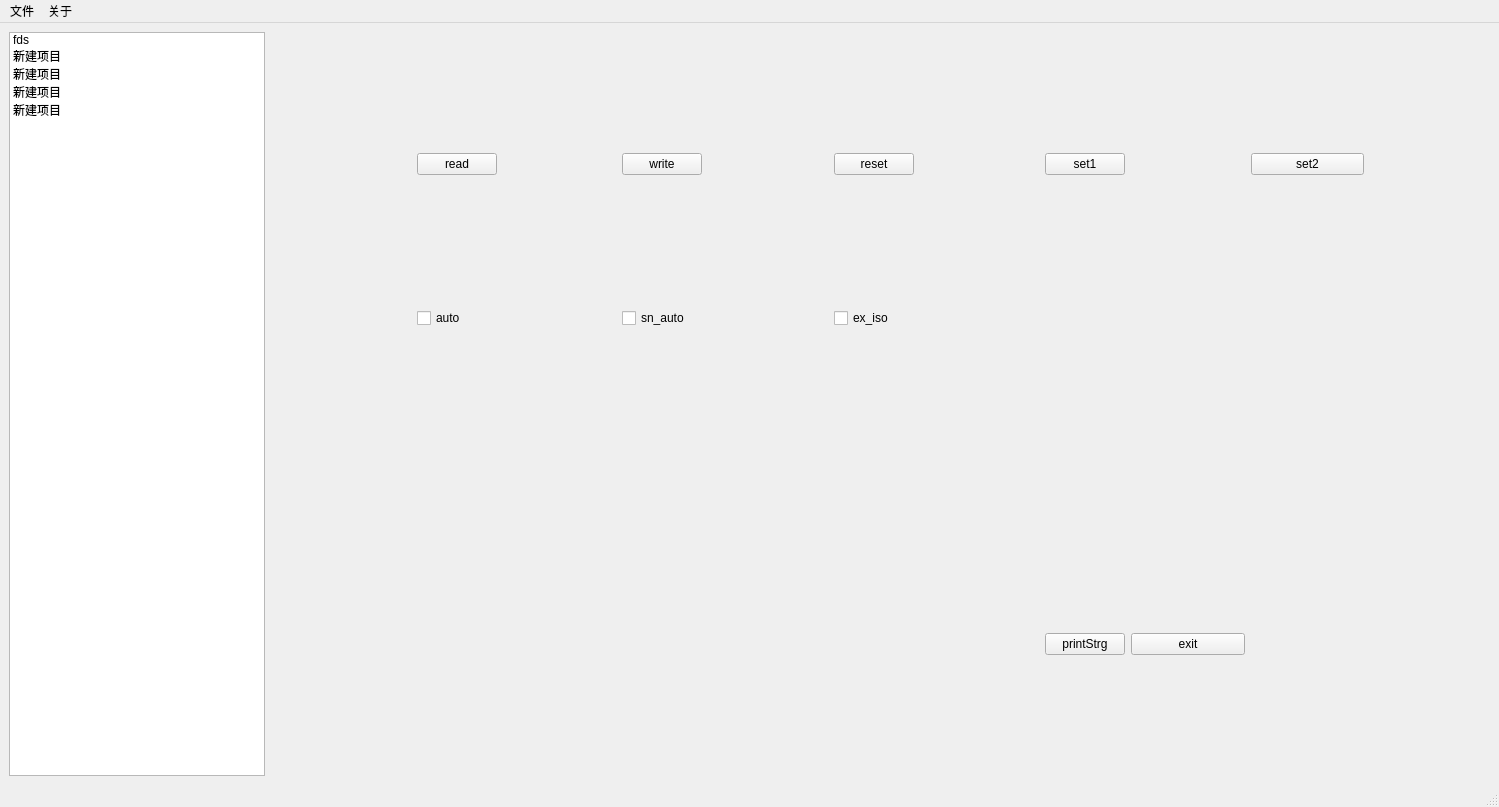
This is poPar/poPar/mainwindow.ui in sufksi/study as Qt 5 draws it before an edit. The edited form follows.
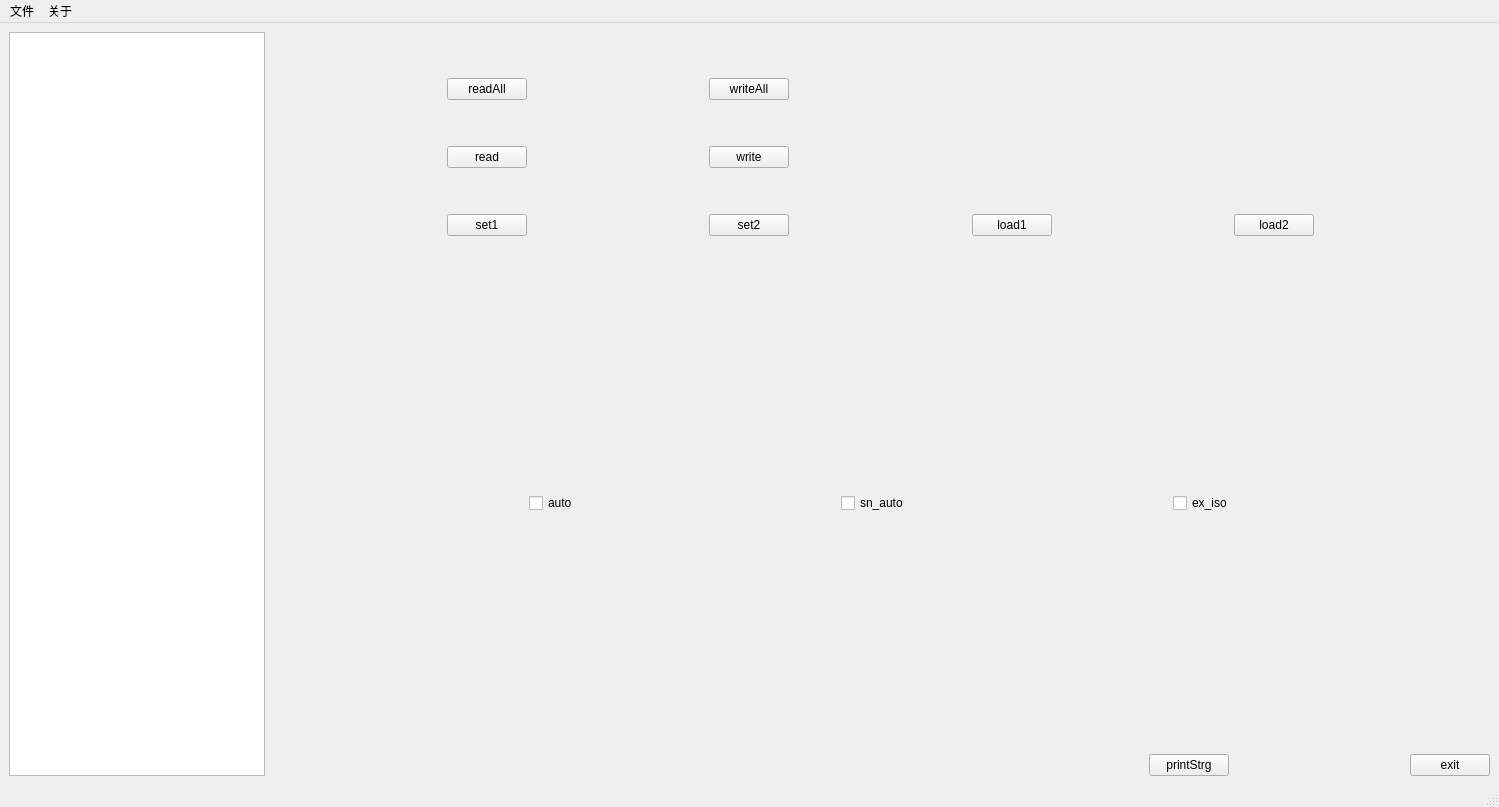
This is the edited form. Custom widgets are drawn as their Qt base class.

```diff
--- a/poPar/poPar/mainwindow.ui
+++ b/poPar/poPar/mainwindow.ui
@@ -20,9 +20,11 @@
    <string>MainWindow</string>
   </property>
   <widget class="QWidget" name="centralwidget">
+   <layout class="QGridLayout" name="gridLayout_2">
+    <item row="1" column="1" colspan="9">
    <layout class="QGridLayout" name="gridLayout">
-    <item row="1" column="10">
-     <spacer name="horizontalSpacer_4">
+      <item row="5" column="8">
+       <spacer name="horizontalSpacer_11">
       <property name="orientation">
        <enum>Qt::Horizontal</enum>
       </property>
@@ -34,33 +36,7 @@
       </property>
      </spacer>
     </item>
-    <item row="0" column="11">
-     <spacer name="verticalSpacer_12">
-      <property name="orientation">
-       <enum>Qt::Vertical</enum>
-      </property>
-      <property name="sizeHint" stdset="0">
-       <size>
-        <width>20</width>
-        <height>40</height>
-       </size>
-      </property>
-     </spacer>
-    </item>
-    <item row="3" column="11">
-     <spacer name="verticalSpacer_7">
-      <property name="orientation">
-       <enum>Qt::Vertical</enum>
-      </property>
-      <property name="sizeHint" stdset="0">
-       <size>
-        <width>20</width>
-        <height>40</height>
-       </size>
-      </property>
-     </spacer>
-    </item>
-    <item row="1" column="12">
+      <item row="3" column="4">
      <spacer name="horizontalSpacer_5">
       <property name="orientation">
        <enum>Qt::Horizontal</enum>
@@ -73,49 +49,8 @@
       </property>
      </spacer>
     </item>
-    <item row="0" column="0" rowspan="12">
-     <widget class="QListWidget" name="listWidget">
-      <property name="sizePolicy">
-       <sizepolicy hsizetype="Maximum" vsizetype="Expanding">
-        <horstretch>0</horstretch>
-        <verstretch>0</verstretch>
-       </sizepolicy>
-      </property>
-      <property name="minimumSize">
-       <size>
-        <width>256</width>
-        <height>0</height>
-       </size>
-      </property>
-      <item>
-       <property name="text">
-        <string>fds</string>
-       </property>
-      </item>
-      <item>
-       <property name="text">
-        <string>新建项目</string>
-       </property>
-      </item>
-      <item>
-       <property name="text">
-        <string>新建项目</string>
-       </property>
-      </item>
-      <item>
-       <property name="text">
-        <string>新建项目</string>
-       </property>
-      </item>
-      <item>
-       <property name="text">
-        <string>新建项目</string>
-       </property>
-      </item>
-     </widget>
-    </item>
-    <item row="5" column="2">
-     <spacer name="verticalSpacer_16">
+      <item row="0" column="5">
+       <spacer name="verticalSpacer_6">
       <property name="orientation">
        <enum>Qt::Vertical</enum>
       </property>
@@ -127,102 +62,42 @@
       </property>
      </spacer>
     </item>
-    <item row="1" column="3">
-     <widget class="QPushButton" name="pushButton">
-      <property name="text">
-       <string>read</string>
-      </property>
-     </widget>
-    </item>
-    <item row="10" column="12">
-     <widget class="QPushButton" name="qPBExit">
-      <property name="text">
-       <string>exit</string>
-      </property>
-     </widget>
-    </item>
-    <item row="8" column="15">
-     <spacer name="horizontalSpacer_9">
-      <property name="orientation">
-       <enum>Qt::Horizontal</enum>
-      </property>
-      <property name="sizeHint" stdset="0">
-       <size>
-        <width>40</width>
-        <height>20</height>
-       </size>
-      </property>
-     </spacer>
-    </item>
-    <item row="3" column="13">
-     <spacer name="verticalSpacer_8">
-      <property name="orientation">
-       <enum>Qt::Vertical</enum>
-      </property>
-      <property name="sizeHint" stdset="0">
-       <size>
-        <width>20</width>
-        <height>40</height>
-       </size>
-      </property>
-     </spacer>
-    </item>
-    <item row="11" column="11">
-     <spacer name="verticalSpacer_3">
-      <property name="orientation">
-       <enum>Qt::Vertical</enum>
-      </property>
-      <property name="sizeHint" stdset="0">
-       <size>
-        <width>20</width>
-        <height>40</height>
-       </size>
-      </property>
-     </spacer>
-    </item>
-    <item row="8" column="1">
-     <spacer name="horizontalSpacer_7">
-      <property name="orientation">
-       <enum>Qt::Horizontal</enum>
-      </property>
-      <property name="sizeHint" stdset="0">
-       <size>
-        <width>40</width>
-        <height>20</height>
-       </size>
-      </property>
-     </spacer>
-    </item>
-    <item row="10" column="11">
-     <widget class="QPushButton" name="printStrg">
-      <property name="text">
-       <string>printStrg</string>
-      </property>
-     </widget>
-    </item>
-    <item row="11" column="12">
-     <spacer name="verticalSpacer_14">
-      <property name="orientation">
-       <enum>Qt::Vertical</enum>
-      </property>
-      <property name="sizeHint" stdset="0">
-       <size>
-        <width>20</width>
-        <height>40</height>
-       </size>
-      </property>
-     </spacer>
-    </item>
-    <item row="1" column="13">
+      <item row="5" column="5">
      <widget class="QPushButton" name="pushButton_5">
       <property name="text">
        <string>set2</string>
       </property>
      </widget>
     </item>
-    <item row="0" column="5">
-     <spacer name="verticalSpacer_10">
+      <item row="1" column="4">
+       <spacer name="horizontalSpacer_4">
       <property name="orientation">
+         <enum>Qt::Horizontal</enum>
+        </property>
+        <property name="sizeHint" stdset="0">
+         <size>
+          <width>40</width>
+          <height>20</height>
+         </size>
+        </property>
+       </spacer>
+      </item>
+      <item row="5" column="6">
+       <spacer name="horizontalSpacer_7">
+        <property name="orientation">
+         <enum>Qt::Horizontal</enum>
+        </property>
+        <property name="sizeHint" stdset="0">
+         <size>
+          <width>40</width>
+          <height>20</height>
+         </size>
+        </property>
+       </spacer>
+      </item>
+      <item row="4" column="5">
+       <spacer name="verticalSpacer_5">
+        <property name="orientation">
        <enum>Qt::Vertical</enum>
       </property>
       <property name="sizeHint" stdset="0">
@@ -233,8 +108,15 @@
       </property>
      </spacer>
     </item>
-    <item row="9" column="11">
-     <spacer name="verticalSpacer_2">
+      <item row="1" column="5">
+       <widget class="QPushButton" name="pushButton_6">
+        <property name="text">
+         <string>writeAll</string>
+        </property>
+       </widget>
+      </item>
+      <item row="6" column="9">
+       <spacer name="verticalSpacer_13">
       <property name="orientation">
        <enum>Qt::Vertical</enum>
       </property>
@@ -246,15 +128,61 @@
       </property>
      </spacer>
     </item>
-    <item row="1" column="11">
+      <item row="5" column="2">
      <widget class="QPushButton" name="pushButton_4">
       <property name="text">
        <string>set1</string>
       </property>
      </widget>
     </item>
-    <item row="10" column="15">
-     <spacer name="horizontalSpacer_12">
+      <item row="5" column="7">
+       <widget class="QPushButton" name="pushButton_7">
+        <property name="text">
+         <string>load1</string>
+        </property>
+       </widget>
+      </item>
+      <item row="6" column="2">
+       <spacer name="verticalSpacer_10">
+        <property name="orientation">
+         <enum>Qt::Vertical</enum>
+        </property>
+        <property name="sizeHint" stdset="0">
+         <size>
+          <width>20</width>
+          <height>40</height>
+         </size>
+        </property>
+       </spacer>
+      </item>
+      <item row="6" column="7">
+       <spacer name="verticalSpacer_12">
+        <property name="orientation">
+         <enum>Qt::Vertical</enum>
+        </property>
+        <property name="sizeHint" stdset="0">
+         <size>
+          <width>20</width>
+          <height>40</height>
+         </size>
+        </property>
+       </spacer>
+      </item>
+      <item row="0" column="2">
+       <spacer name="verticalSpacer">
+        <property name="orientation">
+         <enum>Qt::Vertical</enum>
+        </property>
+        <property name="sizeHint" stdset="0">
+         <size>
+          <width>20</width>
+          <height>40</height>
+         </size>
+        </property>
+       </spacer>
+      </item>
+      <item row="1" column="6">
+       <spacer name="horizontalSpacer_9">
       <property name="orientation">
        <enum>Qt::Horizontal</enum>
       </property>
@@ -266,7 +194,20 @@
       </property>
      </spacer>
     </item>
-    <item row="1" column="1" colspan="2">
+      <item row="2" column="5">
+       <spacer name="verticalSpacer_3">
+        <property name="orientation">
+         <enum>Qt::Vertical</enum>
+        </property>
+        <property name="sizeHint" stdset="0">
+         <size>
+          <width>20</width>
+          <height>40</height>
+         </size>
+        </property>
+       </spacer>
+      </item>
+      <item row="1" column="0">
      <spacer name="horizontalSpacer">
       <property name="orientation">
        <enum>Qt::Horizontal</enum>
@@ -279,8 +220,8 @@
       </property>
      </spacer>
     </item>
-    <item row="10" column="13">
-     <spacer name="horizontalSpacer_11">
+      <item row="3" column="6">
+       <spacer name="horizontalSpacer_8">
       <property name="orientation">
        <enum>Qt::Horizontal</enum>
       </property>
@@ -292,20 +233,100 @@
       </property>
      </spacer>
     </item>
+      <item row="1" column="2">
+       <widget class="QPushButton" name="pushButton_3">
+        <property name="text">
+         <string>readAll</string>
+        </property>
+       </widget>
+      </item>
+      <item row="5" column="0">
+       <spacer name="horizontalSpacer_3">
+        <property name="orientation">
+         <enum>Qt::Horizontal</enum>
+        </property>
+        <property name="sizeHint" stdset="0">
+         <size>
+          <width>40</width>
+          <height>20</height>
+         </size>
+        </property>
+       </spacer>
+      </item>
+      <item row="3" column="5">
+       <widget class="QPushButton" name="pushButton_2">
+        <property name="text">
+         <string>write</string>
+        </property>
+       </widget>
+      </item>
+      <item row="2" column="2">
+       <spacer name="verticalSpacer_2">
+        <property name="orientation">
+         <enum>Qt::Vertical</enum>
+        </property>
+        <property name="sizeHint" stdset="0">
+         <size>
+          <width>20</width>
+          <height>40</height>
+         </size>
+        </property>
+       </spacer>
+      </item>
+      <item row="5" column="9">
+       <widget class="QPushButton" name="pushButton_8">
+        <property name="text">
+         <string>load2</string>
+        </property>
+       </widget>
+      </item>
+      <item row="4" column="2">
+       <spacer name="verticalSpacer_4">
+        <property name="orientation">
+         <enum>Qt::Vertical</enum>
+        </property>
+        <property name="sizeHint" stdset="0">
+         <size>
+          <width>20</width>
+          <height>40</height>
+         </size>
+        </property>
+       </spacer>
+      </item>
+      <item row="5" column="4">
+       <spacer name="horizontalSpacer_6">
+        <property name="orientation">
+         <enum>Qt::Horizontal</enum>
+        </property>
+        <property name="sizeHint" stdset="0">
+         <size>
+          <width>40</width>
+          <height>20</height>
+         </size>
+        </property>
+       </spacer>
+      </item>
+      <item row="6" column="5">
+       <spacer name="verticalSpacer_11">
+        <property name="orientation">
+         <enum>Qt::Vertical</enum>
+        </property>
+        <property name="sizeHint" stdset="0">
+         <size>
+          <width>20</width>
+          <height>40</height>
+         </size>
+        </property>
+       </spacer>
+      </item>
     <item row="3" column="2">
-     <spacer name="verticalSpacer_5">
-      <property name="orientation">
-       <enum>Qt::Vertical</enum>
-      </property>
-      <property name="sizeHint" stdset="0">
-       <size>
-        <width>20</width>
-        <height>40</height>
-       </size>
-      </property>
-     </spacer>
-    </item>
-    <item row="1" column="4">
+       <widget class="QPushButton" name="pushButton">
+        <property name="text">
+         <string>read</string>
+        </property>
+       </widget>
+      </item>
+      <item row="3" column="0">
      <spacer name="horizontalSpacer_2">
       <property name="orientation">
        <enum>Qt::Horizontal</enum>
@@ -318,46 +339,7 @@
       </property>
      </spacer>
     </item>
-    <item row="4" column="7">
-     <spacer name="horizontalSpacer_15">
-      <property name="orientation">
-       <enum>Qt::Horizontal</enum>
-      </property>
-      <property name="sizeHint" stdset="0">
-       <size>
-        <width>40</width>
-        <height>20</height>
-       </size>
-      </property>
-     </spacer>
-    </item>
-    <item row="9" column="12">
-     <spacer name="verticalSpacer_15">
-      <property name="orientation">
-       <enum>Qt::Vertical</enum>
-      </property>
-      <property name="sizeHint" stdset="0">
-       <size>
-        <width>20</width>
-        <height>40</height>
-       </size>
-      </property>
-     </spacer>
-    </item>
-    <item row="1" column="15">
-     <spacer name="horizontalSpacer_6">
-      <property name="orientation">
-       <enum>Qt::Horizontal</enum>
-      </property>
-      <property name="sizeHint" stdset="0">
-       <size>
-        <width>40</width>
-        <height>20</height>
-       </size>
-      </property>
-     </spacer>
-    </item>
-    <item row="7" column="15">
+      <item row="5" column="10">
      <spacer name="horizontalSpacer_10">
       <property name="orientation">
        <enum>Qt::Horizontal</enum>
@@ -370,33 +352,68 @@
       </property>
      </spacer>
     </item>
-    <item row="3" column="5">
-     <spacer name="verticalSpacer">
+     </layout>
+    </item>
+    <item row="2" column="8">
+     <spacer name="verticalSpacer_8">
       <property name="orientation">
        <enum>Qt::Vertical</enum>
       </property>
       <property name="sizeHint" stdset="0">
        <size>
         <width>20</width>
-        <height>40</height>
+        <height>172</height>
        </size>
       </property>
      </spacer>
     </item>
-    <item row="0" column="3">
-     <spacer name="verticalSpacer_4">
+    <item row="5" column="3">
+     <spacer name="horizontalSpacer_19">
       <property name="orientation">
+       <enum>Qt::Horizontal</enum>
+      </property>
+      <property name="sizeHint" stdset="0">
+       <size>
+        <width>40</width>
+        <height>20</height>
+       </size>
+      </property>
+     </spacer>
+    </item>
+    <item row="5" column="2">
+     <spacer name="horizontalSpacer_18">
+      <property name="orientation">
+       <enum>Qt::Horizontal</enum>
+      </property>
+      <property name="sizeHint" stdset="0">
+       <size>
+        <width>40</width>
+        <height>20</height>
+       </size>
+      </property>
+     </spacer>
+    </item>
+    <item row="4" column="9">
+     <spacer name="verticalSpacer_14">
+      <property name="orientation">
        <enum>Qt::Vertical</enum>
       </property>
       <property name="sizeHint" stdset="0">
        <size>
         <width>20</width>
-        <height>40</height>
+        <height>171</height>
        </size>
       </property>
      </spacer>
     </item>
-    <item row="5" column="8">
+    <item row="5" column="8" colspan="2">
+     <widget class="QPushButton" name="qPBExit">
+      <property name="text">
+       <string>exit</string>
+      </property>
+     </widget>
+    </item>
+    <item row="4" column="2">
      <spacer name="verticalSpacer_9">
       <property name="orientation">
        <enum>Qt::Vertical</enum>
@@ -404,26 +421,37 @@
       <property name="sizeHint" stdset="0">
        <size>
         <width>20</width>
-        <height>40</height>
+        <height>113</height>
        </size>
       </property>
      </spacer>
     </item>
-    <item row="0" column="13">
-     <spacer name="verticalSpacer_13">
+    <item row="3" column="1" colspan="9">
+     <layout class="QVBoxLayout" name="verticalLayout_2">
+      <item>
+       <layout class="QHBoxLayout" name="horizontalLayout">
+        <item>
+         <spacer name="horizontalSpacer_12">
       <property name="orientation">
-       <enum>Qt::Vertical</enum>
+           <enum>Qt::Horizontal</enum>
       </property>
       <property name="sizeHint" stdset="0">
        <size>
-        <width>20</width>
-        <height>40</height>
+            <width>40</width>
+            <height>20</height>
        </size>
       </property>
      </spacer>
     </item>
-    <item row="7" column="1">
-     <spacer name="horizontalSpacer_8">
+        <item>
+         <widget class="QCheckBox" name="auto_run">
+          <property name="text">
+           <string>auto</string>
+          </property>
+         </widget>
+        </item>
+        <item>
+         <spacer name="horizontalSpacer_13">
       <property name="orientation">
        <enum>Qt::Horizontal</enum>
       </property>
@@ -435,14 +463,52 @@
       </property>
      </spacer>
     </item>
-    <item row="1" column="5">
-     <widget class="QPushButton" name="pushButton_2">
+        <item>
+         <widget class="QCheckBox" name="sn_auto">
+          <property name="enabled">
+           <bool>true</bool>
+          </property>
       <property name="text">
-       <string>write</string>
+           <string>sn_auto</string>
       </property>
      </widget>
     </item>
-    <item row="7" column="2" rowspan="2" colspan="12">
+        <item>
+         <spacer name="horizontalSpacer_14">
+          <property name="orientation">
+           <enum>Qt::Horizontal</enum>
+          </property>
+          <property name="sizeHint" stdset="0">
+           <size>
+            <width>40</width>
+            <height>20</height>
+           </size>
+          </property>
+         </spacer>
+        </item>
+        <item>
+         <widget class="QCheckBox" name="ex_iso">
+          <property name="text">
+           <string>ex_iso</string>
+          </property>
+         </widget>
+        </item>
+        <item>
+         <spacer name="horizontalSpacer_15">
+          <property name="orientation">
+           <enum>Qt::Horizontal</enum>
+          </property>
+          <property name="sizeHint" stdset="0">
+           <size>
+            <width>40</width>
+            <height>20</height>
+           </size>
+          </property>
+         </spacer>
+        </item>
+       </layout>
+      </item>
+      <item>
      <layout class="QVBoxLayout" name="verticalLayout">
       <property name="sizeConstraint">
        <enum>QLayout::SetFixedSize</enum>
@@ -477,7 +543,71 @@
       </item>
      </layout>
     </item>
-    <item row="4" column="10" colspan="6">
+     </layout>
+    </item>
+    <item row="5" column="1">
+     <spacer name="horizontalSpacer_16">
+      <property name="orientation">
+       <enum>Qt::Horizontal</enum>
+      </property>
+      <property name="sizeHint" stdset="0">
+       <size>
+        <width>40</width>
+        <height>20</height>
+       </size>
+      </property>
+     </spacer>
+    </item>
+    <item row="0" column="0" rowspan="6">
+     <widget class="QListWidget" name="listWidgetmode">
+      <property name="sizePolicy">
+       <sizepolicy hsizetype="Maximum" vsizetype="Expanding">
+        <horstretch>0</horstretch>
+        <verstretch>0</verstretch>
+       </sizepolicy>
+      </property>
+      <property name="minimumSize">
+       <size>
+        <width>256</width>
+        <height>0</height>
+       </size>
+      </property>
+     </widget>
+    </item>
+    <item row="5" column="6">
+     <widget class="QPushButton" name="printStrg">
+      <property name="text">
+       <string>printStrg</string>
+      </property>
+     </widget>
+    </item>
+    <item row="5" column="4">
+     <spacer name="horizontalSpacer_20">
+      <property name="orientation">
+       <enum>Qt::Horizontal</enum>
+      </property>
+      <property name="sizeHint" stdset="0">
+       <size>
+        <width>40</width>
+        <height>20</height>
+       </size>
+      </property>
+     </spacer>
+    </item>
+    <item row="2" column="2">
+     <spacer name="verticalSpacer_7">
+      <property name="orientation">
+       <enum>Qt::Vertical</enum>
+      </property>
+      <property name="sizeHint" stdset="0">
+       <size>
+        <width>20</width>
+        <height>172</height>
+       </size>
+      </property>
+     </spacer>
+    </item>
+    <item row="5" column="7">
      <spacer name="horizontalSpacer_17">
       <property name="orientation">
        <enum>Qt::Horizontal</enum>
@@ -490,8 +620,8 @@
       </property>
      </spacer>
     </item>
-    <item row="4" column="1" colspan="2">
-     <spacer name="horizontalSpacer_13">
+    <item row="5" column="5">
+     <spacer name="horizontalSpacer_21">
       <property name="orientation">
        <enum>Qt::Horizontal</enum>
       </property>
@@ -503,89 +633,6 @@
       </property>
      </spacer>
     </item>
-    <item row="4" column="3">
-     <widget class="QCheckBox" name="auto_run">
-      <property name="text">
-       <string>auto</string>
-      </property>
-     </widget>
-    </item>
-    <item row="4" column="4">
-     <spacer name="horizontalSpacer_14">
-      <property name="orientation">
-       <enum>Qt::Horizontal</enum>
-      </property>
-      <property name="sizeHint" stdset="0">
-       <size>
-        <width>40</width>
-        <height>20</height>
-       </size>
-      </property>
-     </spacer>
-    </item>
-    <item row="4" column="5">
-     <widget class="QCheckBox" name="sn_auto">
-      <property name="enabled">
-       <bool>true</bool>
-      </property>
-      <property name="text">
-       <string>sn_auto</string>
-      </property>
-     </widget>
-    </item>
-    <item row="4" column="8">
-     <widget class="QCheckBox" name="ex_iso">
-      <property name="text">
-       <string>ex_iso</string>
-      </property>
-     </widget>
-    </item>
-    <item row="1" column="6" colspan="2">
-     <spacer name="horizontalSpacer_3">
-      <property name="orientation">
-       <enum>Qt::Horizontal</enum>
-      </property>
-      <property name="sizeHint" stdset="0">
-       <size>
-        <width>40</width>
-        <height>20</height>
-       </size>
-      </property>
-     </spacer>
-    </item>
-    <item row="1" column="8">
-     <widget class="QPushButton" name="pushButton_3">
-      <property name="text">
-       <string>reset</string>
-      </property>
-     </widget>
-    </item>
-    <item row="0" column="8">
-     <spacer name="verticalSpacer_11">
-      <property name="orientation">
-       <enum>Qt::Vertical</enum>
-      </property>
-      <property name="sizeHint" stdset="0">
-       <size>
-        <width>20</width>
-        <height>40</height>
-       </size>
-      </property>
-     </spacer>
-    </item>
-    <item row="3" column="8">
-     <spacer name="verticalSpacer_6">
-      <property name="orientation">
-       <enum>Qt::Vertical</enum>
-      </property>
-      <property name="sizeHint" stdset="0">
-       <size>
-        <width>20</width>
-        <height>40</height>
-       </size>
-      </property>
-     </spacer>
-    </item>
    </layout>
   </widget>
   <widget class="QMenuBar" name="menubar">
```
Left out of the diff: 14 changed lines with no effect on the pictures. Lines whose indentation alone changed are shown as unchanged.
